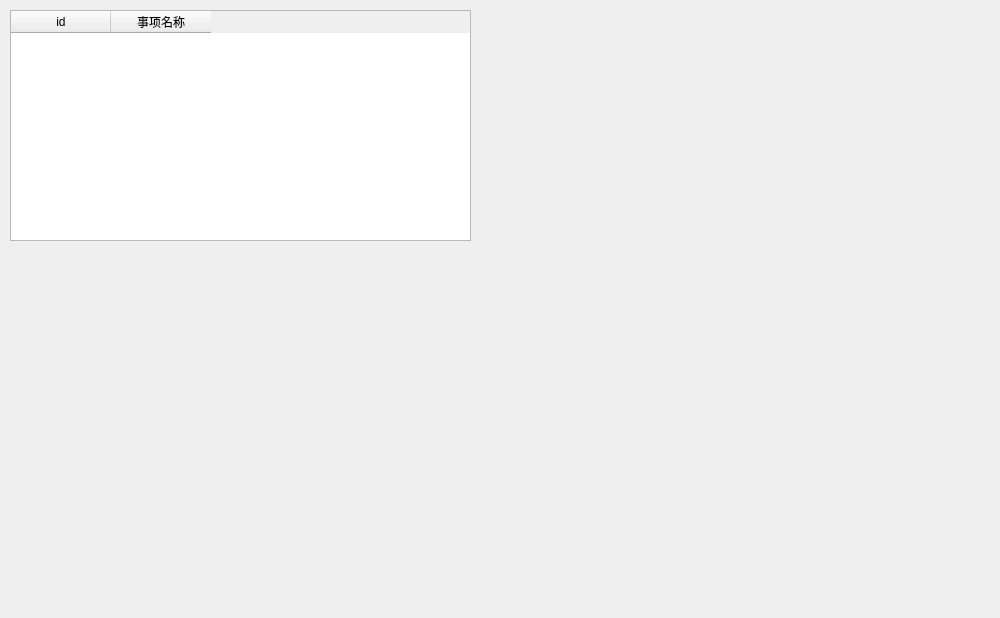
Qt form realProgect/dailymsy2.ui (Arthur381/QTproject) before a commit.
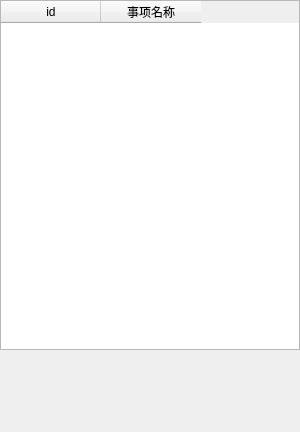
The same form after that commit.

```diff
--- a/realProgect/dailymsy2.ui
+++ b/realProgect/dailymsy2.ui
@@ -6,20 +6,20 @@
    <rect>
     <x>0</x>
     <y>0</y>
-    <width>1000</width>
-    <height>618</height>
+    <width>300</width>
+    <height>432</height>
    </rect>
   </property>
   <property name="minimumSize">
    <size>
-    <width>1000</width>
-    <height>618</height>
+    <width>300</width>
+    <height>432</height>
    </size>
   </property>
   <property name="maximumSize">
    <size>
-    <width>1000</width>
-    <height>618</height>
+    <width>300</width>
+    <height>432</height>
    </size>
   </property>
   <property name="windowTitle">
@@ -28,12 +28,24 @@
   <widget class="QTableWidget" name="showImNem">
    <property name="geometry">
     <rect>
-     <x>10</x>
-     <y>10</y>
-     <width>461</width>
-     <height>231</height>
+     <x>0</x>
+     <y>0</y>
+     <width>300</width>
+     <height>350</height>
     </rect>
    </property>
+   <property name="minimumSize">
+    <size>
+     <width>300</width>
+     <height>350</height>
+    </size>
+   </property>
+   <property name="maximumSize">
+    <size>
+     <width>300</width>
+     <height>350</height>
+    </size>
+   </property>
    <column>
     <property name="text">
      <string>id</string>
```
